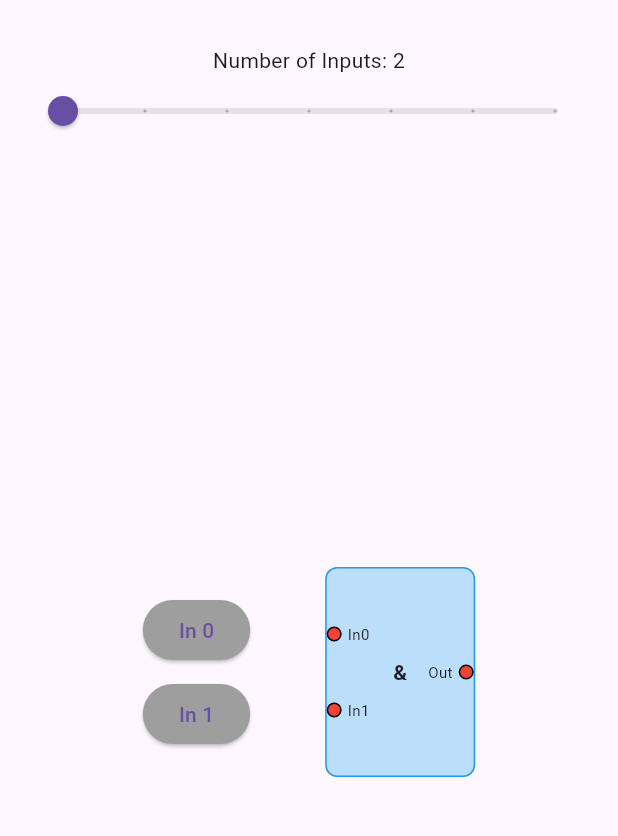
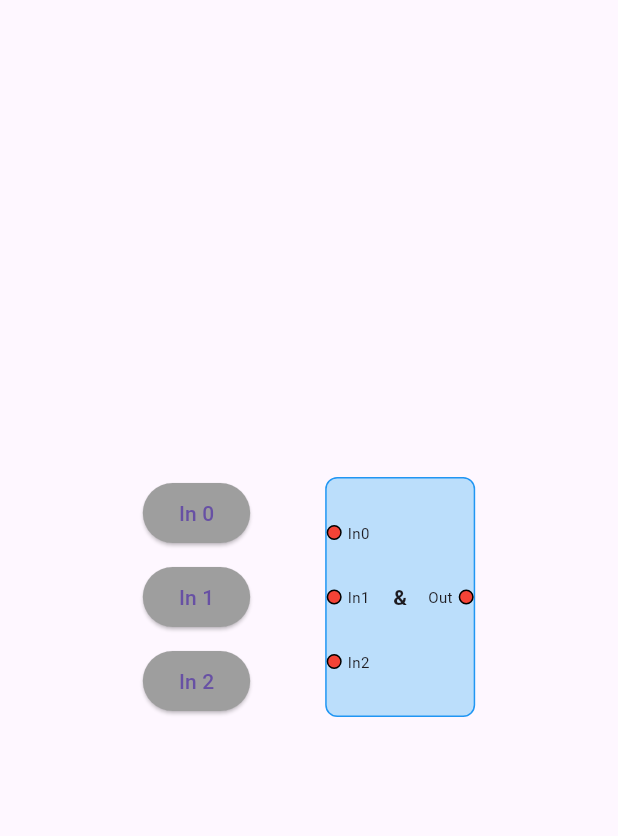
Before and after one commit to RobertNeher/digital_bricks_old, a Flutter app: the screen it shows after launch, on a phone screen of 412 x 824 dp, the part 63-899 px from its top. Run offline on Flutter 3.47's test engine with Material 3 defaults, Android fonts, the phone set to English and light mode, and no system bars.

Commit message:
optimzed code. number of pins hard coded (no slider anymore)

```diff
--- a/lib/main.dart
+++ b/lib/main.dart
@@ -24,35 +24,22 @@ class GateDemoPage extends StatefulWidget {
   final String title;
 
   @override
-  State<GateDemoPage> createState() => _GateDemoPageState();
+  State<GateDemoPage> createState() => _AndGateDemoPageState();
 }
 
-class _GateDemoPageState extends State<GateDemoPage> {
-  late AndGate _gate;
-  double _inputCount = 2;
+class _AndGateDemoPageState extends State<GateDemoPage> {
+  late AndGate _AndGate;
 
   @override
   void initState() {
     super.initState();
-    _gate = AndGate("and1", Offset.zero, inputCount: _inputCount.round());
-  }
-
-  void _updateInputCount(double value) {
-    setState(() {
-      _inputCount = value;
-      _gate.updateInputCount(_inputCount.round());
-      // Reset inputs to false when resizing for safety/simplicity in this demo
-      for (var pin in _gate.inputs) {
-        pin.value = false;
-      }
-      _gate.calculateOutput({});
-    });
+    _AndGate = AndGate("and1", Offset.zero, inputCount: 3);
   }
 
   void _toggleInput(int index) {
     setState(() {
-      _gate.inputs[index].value = !_gate.inputs[index].value;
-      _gate.calculateOutput({});
+      _AndGate.inputs[index].value = !_AndGate.inputs[index].value;
+      _AndGate.calculateOutput({});
     });
   }
 
@@ -62,22 +49,6 @@ class _GateDemoPageState extends State<GateDemoPage> {
       appBar: AppBar(title: Text(widget.title)),
       body: Column(
         children: [
-          Padding(
-            padding: const EdgeInsets.all(16.0),
-            child: Column(
-              children: [
-                Text("Number of Inputs: ${_inputCount.round()}"),
-                Slider(
-                  value: _inputCount,
-                  min: 2,
-                  max: 8,
-                  divisions: 6,
-                  label: _inputCount.round().toString(),
-                  onChanged: _updateInputCount,
-                ),
-              ],
-            ),
-          ),
           Expanded(
             child: Center(
               child: Row(
@@ -86,13 +57,13 @@ class _GateDemoPageState extends State<GateDemoPage> {
                   // Interactive Input Toggles
                   Column(
                     mainAxisAlignment: MainAxisAlignment.center,
-                    children: List.generate(_gate.inputs.length, (index) {
+                    children: List.generate(_AndGate.inputs.length, (index) {
                       return Padding(
                         padding: const EdgeInsets.symmetric(vertical: 4.0),
                         child: ElevatedButton(
                           onPressed: () => _toggleInput(index),
                           style: ElevatedButton.styleFrom(
-                            backgroundColor: _gate.inputs[index].value ? Colors.green : Colors.grey,
+                            backgroundColor: _AndGate.inputs[index].value ? Colors.green : Colors.grey,
                           ),
                           child: Text("In $index"),
                         ),
@@ -101,7 +72,7 @@ class _GateDemoPageState extends State<GateDemoPage> {
                   ),
                   const SizedBox(width: 50),
                   // The Gate Widget
-                  AndWidget(gate: _gate),
+                  AndWidget(gate: _AndGate),
                 ],
               ),
             ),
```
